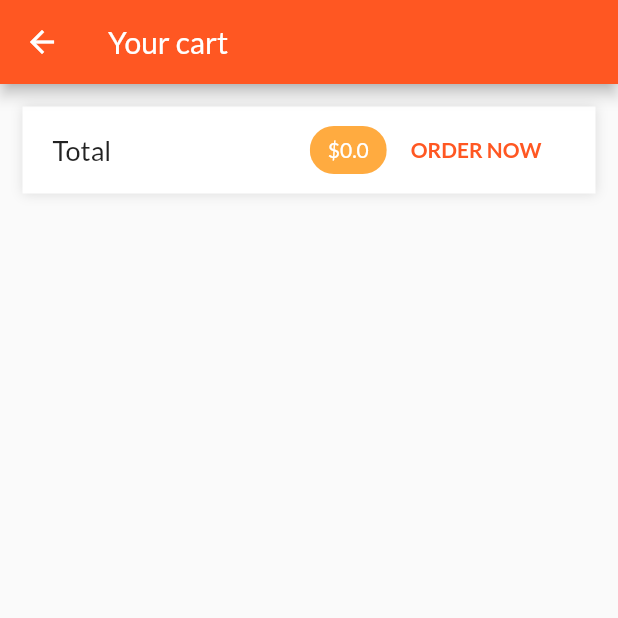
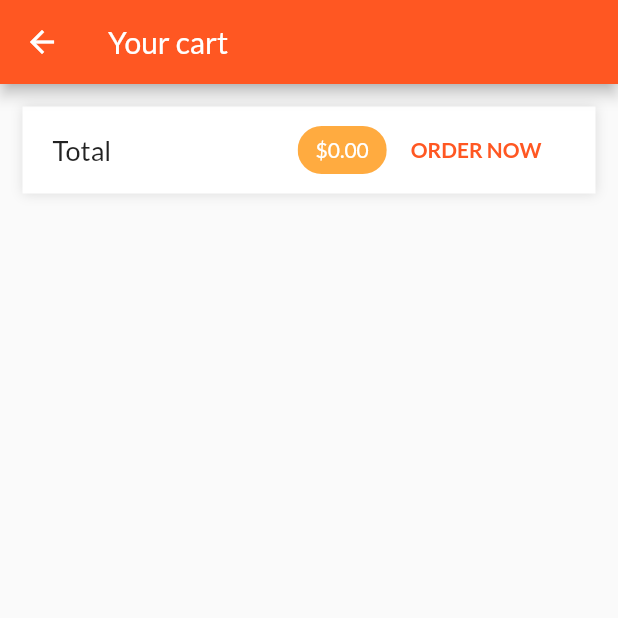
Before and after one commit to jakubjaran/shop_app, a Flutter app: the CartScreen screen opened by its route, after a tap on "ORDER NOW", on a phone screen of 412 x 824 dp, the top half of it. Run offline on Flutter 3.47's test engine with Material 2 defaults, Android fonts, the phone set to English and light mode, and no system bars; network calls fail.

Commit message:
Working adding orders, display fixed cart amounts

```diff
--- a/lib/providers/cart.dart
+++ b/lib/providers/cart.dart
@@ -64,4 +64,9 @@ class Cart with ChangeNotifier {
     _items.remove(id);
     notifyListeners();
   }
+
+  void clear() {
+    _items = {};
+    notifyListeners();
+  }
 }
--- a/lib/screens/cart_screen.dart
+++ b/lib/screens/cart_screen.dart
@@ -2,6 +2,8 @@ import 'package:flutter/material.dart';
 import 'package:provider/provider.dart';
 
 import '../providers/cart.dart';
+import '../providers/orders.dart';
+
 import '../widgets/cart_list_item.dart';
 
 class CartScreen extends StatelessWidget {
@@ -10,6 +12,7 @@ class CartScreen extends StatelessWidget {
   @override
   Widget build(BuildContext context) {
     final cart = Provider.of<Cart>(context);
+    final orders = Provider.of<Orders>(context);
     return Scaffold(
       appBar: AppBar(
         title: Text('Your cart'),
@@ -35,7 +38,7 @@ class CartScreen extends StatelessWidget {
                 Spacer(),
                 Chip(
                   label: Text(
-                    '\$${cart.totalAmount}',
+                    '\$${cart.totalAmount.toStringAsFixed(2)}',
                     style: TextStyle(
                       color: Colors.white,
                     ),
@@ -43,11 +46,20 @@ class CartScreen extends StatelessWidget {
                   backgroundColor: Theme.of(context).accentColor,
                 ),
                 FlatButton(
-                  onPressed: () {},
-                  child: Text('ORDER NOW',
-                      style: TextStyle(
-                          color: Theme.of(context).primaryColor,
-                          fontWeight: FontWeight.bold)),
+                  onPressed: () {
+                    orders.addOrder(
+                      cart.items.values.toList(),
+                      cart.totalAmount,
+                    );
+                    cart.clear();
+                  },
+                  child: Text(
+                    'ORDER NOW',
+                    style: TextStyle(
+                      color: Theme.of(context).primaryColor,
+                      fontWeight: FontWeight.bold,
+                    ),
+                  ),
                 ),
               ],
             ),
--- a/lib/widgets/cart_list_item.dart
+++ b/lib/widgets/cart_list_item.dart
@@ -41,7 +41,7 @@ class CartListItem extends StatelessWidget {
         child: ListTile(
           leading: Chip(
             label: Text(
-              '\$${(price * quantity)}',
+              '\$${(price * quantity).toStringAsFixed(2)}',
               style: TextStyle(color: Colors.white),
             ),
             backgroundColor: Theme.of(context).accentColor,
```
